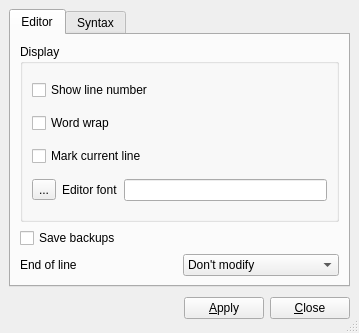
Qt form trunk/src/ui/configdialog.ui (BackupTheBerlios/devqt-svn) before a commit.
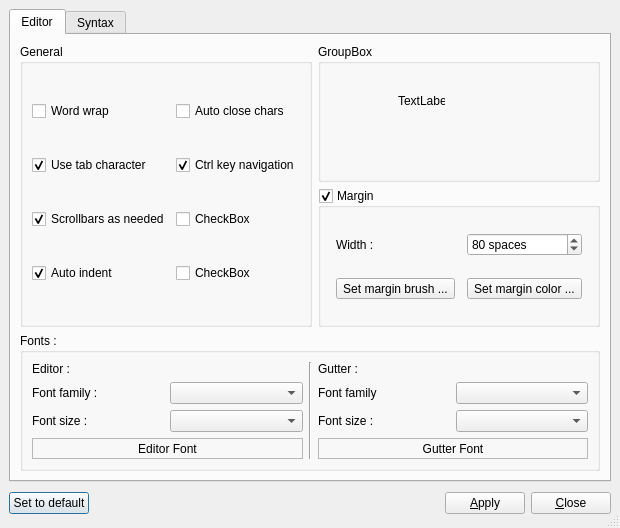
The same form after that commit. Icons and pictures are not drawn.

Diff of the .ui file:
```diff
--- a/trunk/src/ui/configdialog.ui
+++ b/trunk/src/ui/configdialog.ui
@@ -2,14 +2,14 @@
  <author></author>
  <comment></comment>
  <exportmacro></exportmacro>
- <class>ConfigurationDlg</class>
- <widget class="QDialog" name="ConfigurationDlg" >
+ <class>ConfigDialog</class>
+ <widget class="QDialog" name="ConfigDialog" >
   <property name="geometry" >
    <rect>
     <x>0</x>
     <y>0</y>
-    <width>359</width>
-    <height>333</height>
+    <width>620</width>
+    <height>528</height>
    </rect>
   </property>
   <property name="windowTitle" >
@@ -31,127 +31,278 @@
       <attribute name="title" >
        <string>Editor</string>
       </attribute>
-      <layout class="QVBoxLayout" >
+      <layout class="QGridLayout" >
        <property name="margin" >
         <number>9</number>
        </property>
        <property name="spacing" >
         <number>6</number>
        </property>
-       <item>
+       <item row="0" column="1" >
         <widget class="QGroupBox" name="groupBox" >
          <property name="title" >
-          <string>Display</string>
+          <string>GroupBox</string>
          </property>
-         <layout class="QVBoxLayout" >
+         <widget class="QLabel" name="label_9" >
+          <property name="geometry" >
+           <rect>
+            <x>80</x>
+            <y>50</y>
+            <width>47</width>
+            <height>14</height>
+           </rect>
+          </property>
+          <property name="text" >
+           <string>TextLabel</string>
+          </property>
+         </widget>
+        </widget>
+       </item>
+       <item row="1" column="1" >
+        <widget class="QGroupBox" name="cbMargin" >
+         <property name="title" >
+          <string>Margin</string>
+         </property>
+         <property name="checkable" >
+          <bool>true</bool>
+         </property>
+         <property name="checked" >
+          <bool>true</bool>
+         </property>
+         <layout class="QGridLayout" >
           <property name="margin" >
            <number>9</number>
           </property>
           <property name="spacing" >
            <number>6</number>
           </property>
-          <item>
-           <widget class="QCheckBox" name="cbLineNumbers" >
+          <item row="1" column="0" >
+           <widget class="QToolButton" name="bMarginBrush" >
             <property name="text" >
-             <string>Show line number</string>
+             <string>Set margin brush ...</string>
             </property>
            </widget>
           </item>
-          <item>
+          <item row="1" column="1" >
+           <widget class="QToolButton" name="bMarginColor" >
+            <property name="text" >
+             <string>Set margin color ...</string>
+            </property>
+           </widget>
+          </item>
+          <item row="0" column="1" >
+           <widget class="QSpinBox" name="iMargin" >
+            <property name="suffix" >
+             <string> spaces</string>
+            </property>
+            <property name="maximum" >
+             <number>120</number>
+            </property>
+            <property name="value" >
+             <number>80</number>
+            </property>
+           </widget>
+          </item>
+          <item row="0" column="0" >
+           <widget class="QLabel" name="label_8" >
+            <property name="text" >
+             <string>Width : </string>
+            </property>
+           </widget>
+          </item>
+         </layout>
+        </widget>
+       </item>
+       <item rowspan="2" row="0" column="0" >
+        <widget class="QGroupBox" name="groupBox_2" >
+         <property name="title" >
+          <string>General</string>
+         </property>
+         <layout class="QGridLayout" >
+          <property name="margin" >
+           <number>9</number>
+          </property>
+          <property name="spacing" >
+           <number>6</number>
+          </property>
+          <item row="3" column="1" >
+           <widget class="QCheckBox" name="checkBox_6" >
+            <property name="text" >
+             <string>CheckBox</string>
+            </property>
+           </widget>
+          </item>
+          <item row="2" column="0" >
+           <widget class="QCheckBox" name="cbScroll" >
+            <property name="text" >
+             <string>Scrollbars as needed</string>
+            </property>
+            <property name="checked" >
+             <bool>true</bool>
+            </property>
+           </widget>
+          </item>
+          <item row="3" column="0" >
+           <widget class="QCheckBox" name="cbIndent" >
+            <property name="text" >
+             <string>Auto indent</string>
+            </property>
+            <property name="checked" >
+             <bool>true</bool>
+            </property>
+           </widget>
+          </item>
+          <item row="2" column="1" >
+           <widget class="QCheckBox" name="checkBox_4" >
+            <property name="text" >
+             <string>CheckBox</string>
+            </property>
+           </widget>
+          </item>
+          <item row="0" column="0" >
            <widget class="QCheckBox" name="cbWordWrap" >
             <property name="text" >
              <string>Word wrap</string>
             </property>
            </widget>
           </item>
-          <item>
-           <widget class="QCheckBox" name="cbMarkCurrentLine" >
+          <item row="0" column="1" >
+           <widget class="QCheckBox" name="cbAutoClose" >
             <property name="text" >
-             <string>Mark current line</string>
+             <string>Auto close chars</string>
             </property>
            </widget>
           </item>
-          <item>
-           <layout class="QHBoxLayout" >
-            <property name="margin" >
-             <number>0</number>
+          <item row="1" column="0" >
+           <widget class="QCheckBox" name="cbTab" >
+            <property name="text" >
+             <string>Use tab character</string>
             </property>
-            <property name="spacing" >
-             <number>6</number>
+            <property name="checked" >
+             <bool>true</bool>
             </property>
-            <item>
-             <widget class="QToolButton" name="buttonChooseFont" >
-              <property name="text" >
-               <string>...</string>
-              </property>
-             </widget>
-            </item>
-            <item>
-             <widget class="QLabel" name="label_2" >
-              <property name="text" >
-               <string>Editor font</string>
-              </property>
-             </widget>
-            </item>
-            <item>
-             <widget class="QLineEdit" name="fontPreview" >
-              <property name="readOnly" >
-               <bool>true</bool>
-              </property>
-             </widget>
-            </item>
-           </layout>
+           </widget>
           </item>
+          <item row="1" column="1" >
+           <widget class="QCheckBox" name="cbCTRL" >
+            <property name="text" >
+             <string>Ctrl key navigation</string>
+            </property>
+            <property name="checked" >
+             <bool>true</bool>
+            </property>
+           </widget>
+          </item>
          </layout>
         </widget>
        </item>
-       <item>
-        <widget class="QCheckBox" name="cbSaveBackups" >
-         <property name="text" >
-          <string>Save backups</string>
+       <item row="2" column="0" colspan="2" >
+        <widget class="QGroupBox" name="groupBox_7" >
+         <property name="title" >
+          <string>Fonts : </string>
          </property>
-        </widget>
-       </item>
-       <item>
-        <layout class="QHBoxLayout" >
-         <property name="margin" >
-          <number>0</number>
-         </property>
-         <property name="spacing" >
-          <number>6</number>
-         </property>
-         <item>
-          <widget class="QLabel" name="label" >
-           <property name="text" >
-            <string>End of line</string>
-           </property>
-          </widget>
-         </item>
-         <item>
-          <widget class="QComboBox" name="comboBox" >
-           <item>
+         <layout class="QGridLayout" >
+          <property name="margin" >
+           <number>9</number>
+          </property>
+          <property name="spacing" >
+           <number>6</number>
+          </property>
+          <item row="1" column="6" >
+           <widget class="QComboBox" name="gutterFont" />
+          </item>
+          <item row="2" column="5" >
+           <widget class="QLabel" name="label_4" >
             <property name="text" >
-             <string>Don't modify</string>
+             <string>Font size : </string>
             </property>
-           </item>
-           <item>
+           </widget>
+          </item>
+          <item row="2" column="0" >
+           <widget class="QLabel" name="label_2" >
             <property name="text" >
-             <string>Unix</string>
+             <string>Font size :</string>
             </property>
-           </item>
-           <item>
+           </widget>
+          </item>
+          <item row="1" column="5" >
+           <widget class="QLabel" name="label_3" >
             <property name="text" >
-             <string>Windows/DOS</string>
+             <string>Font family</string>
             </property>
-           </item>
-           <item>
+           </widget>
+          </item>
+          <item row="1" column="1" >
+           <widget class="QComboBox" name="editorFont" />
+          </item>
+          <item row="2" column="6" >
+           <widget class="QComboBox" name="gutterSize" />
+          </item>
+          <item row="1" column="0" >
+           <widget class="QLabel" name="label" >
             <property name="text" >
-             <string>Mac</string>
+             <string>Font family :</string>
             </property>
-           </item>
-          </widget>
-         </item>
-        </layout>
+           </widget>
+          </item>
+          <item row="0" column="5" >
+           <widget class="QLabel" name="label_7" >
+            <property name="text" >
+             <string>Gutter : </string>
+            </property>
+           </widget>
+          </item>
+          <item row="2" column="1" >
+           <widget class="QComboBox" name="editorSize" />
+          </item>
+          <item row="0" column="0" >
+           <widget class="QLabel" name="label_5" >
+            <property name="text" >
+             <string>Editor : </string>
+            </property>
+           </widget>
+          </item>
+          <item rowspan="6" row="0" column="3" >
+           <widget class="Line" name="line" >
+            <property name="orientation" >
+             <enum>Qt::Vertical</enum>
+            </property>
+           </widget>
+          </item>
+          <item rowspan="3" row="3" column="0" colspan="2" >
+           <widget class="QLabel" name="editorOverview" >
+            <property name="frameShape" >
+             <enum>QFrame::StyledPanel</enum>
+            </property>
+            <property name="frameShadow" >
+             <enum>QFrame::Sunken</enum>
+            </property>
+            <property name="text" >
+             <string>Editor Font</string>
+            </property>
+            <property name="alignment" >
+             <set>Qt::AlignCenter</set>
+            </property>
+           </widget>
+          </item>
+          <item rowspan="3" row="3" column="5" colspan="2" >
+           <widget class="QLabel" name="gutterOverview" >
+            <property name="frameShape" >
+             <enum>QFrame::StyledPanel</enum>
+            </property>
+            <property name="frameShadow" >
+             <enum>QFrame::Sunken</enum>
+            </property>
+            <property name="text" >
+             <string>Gutter Font</string>
+            </property>
+            <property name="alignment" >
+             <set>Qt::AlignCenter</set>
+            </property>
+           </widget>
+          </item>
+         </layout>
+        </widget>
        </item>
       </layout>
      </widget>
@@ -159,19 +310,79 @@
       <attribute name="title" >
        <string>Syntax</string>
       </attribute>
-      <widget class="QPushButton" name="pushButton" >
-       <property name="geometry" >
-        <rect>
-         <x>250</x>
-         <y>140</y>
-         <width>90</width>
-         <height>35</height>
-        </rect>
+      <layout class="QVBoxLayout" >
+       <property name="margin" >
+        <number>9</number>
        </property>
-       <property name="text" >
-        <string>PushButton</string>
+       <property name="spacing" >
+        <number>6</number>
        </property>
-      </widget>
+       <item>
+        <widget class="QGroupBox" name="groupBox_5" >
+         <property name="title" >
+          <string>General</string>
+         </property>
+         <layout class="QGridLayout" >
+          <property name="margin" >
+           <number>9</number>
+          </property>
+          <property name="spacing" >
+           <number>6</number>
+          </property>
+          <item row="0" column="0" >
+           <widget class="QLabel" name="label_6" >
+            <property name="text" >
+             <string>Concerned files</string>
+            </property>
+           </widget>
+          </item>
+          <item row="0" column="1" >
+           <widget class="QGroupBox" name="cbLine" >
+            <property name="title" >
+             <string>Higlight current line</string>
+            </property>
+            <property name="checkable" >
+             <bool>true</bool>
+            </property>
+            <property name="checked" >
+             <bool>true</bool>
+            </property>
+           </widget>
+          </item>
+          <item row="1" column="1" >
+           <widget class="QGroupBox" name="cbBlock" >
+            <property name="title" >
+             <string>Highlight current block</string>
+            </property>
+            <property name="checkable" >
+             <bool>true</bool>
+            </property>
+            <property name="checked" >
+             <bool>true</bool>
+            </property>
+           </widget>
+          </item>
+         </layout>
+        </widget>
+       </item>
+       <item>
+        <widget class="QGroupBox" name="groupBox_3" >
+         <property name="title" >
+          <string>Formats</string>
+         </property>
+        </widget>
+       </item>
+       <item>
+        <widget class="QGroupBox" name="groupBox_6" >
+         <property name="title" >
+          <string>Preview</string>
+         </property>
+         <property name="checkable" >
+          <bool>true</bool>
+         </property>
+        </widget>
+       </item>
+      </layout>
      </widget>
     </widget>
    </item>
@@ -183,6 +394,13 @@
      <property name="spacing" >
       <number>6</number>
      </property>
+     <item>
+      <widget class="QPushButton" name="DefaultButton" >
+       <property name="text" >
+        <string>Set to default</string>
+       </property>
+      </widget>
+     </item>
      <item>
       <spacer>
        <property name="orientation" >
@@ -201,6 +419,9 @@
        <property name="text" >
         <string>&amp;Apply</string>
        </property>
+       <property name="icon" >
+        <iconset resource="..\DevEditor.qrc" >:/images/ok.png</iconset>
+       </property>
       </widget>
      </item>
      <item>
@@ -208,6 +429,9 @@
        <property name="text" >
         <string>&amp;Close</string>
        </property>
+       <property name="icon" >
+        <iconset resource="..\DevEditor.qrc" >:/images/cancel.png</iconset>
+       </property>
       </widget>
      </item>
     </layout>
```
Left out of the diff: 24 changed lines with no effect on the pictures.
